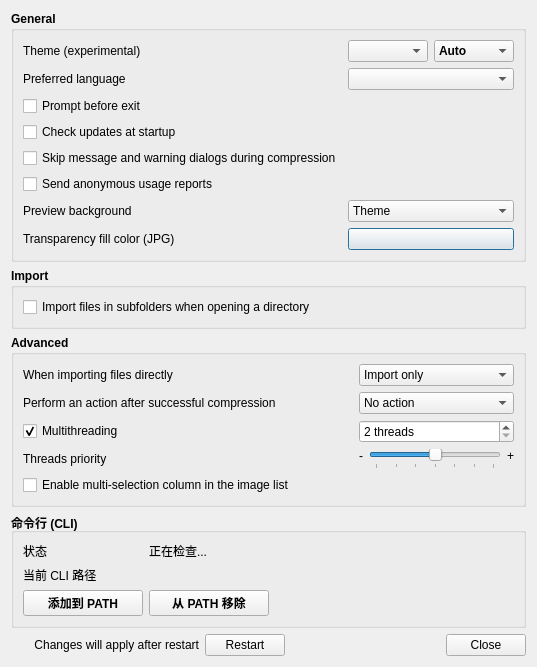
zhai23/caesium-image-compressor, file views/PreferencesDialog.ui: the form before one commit.
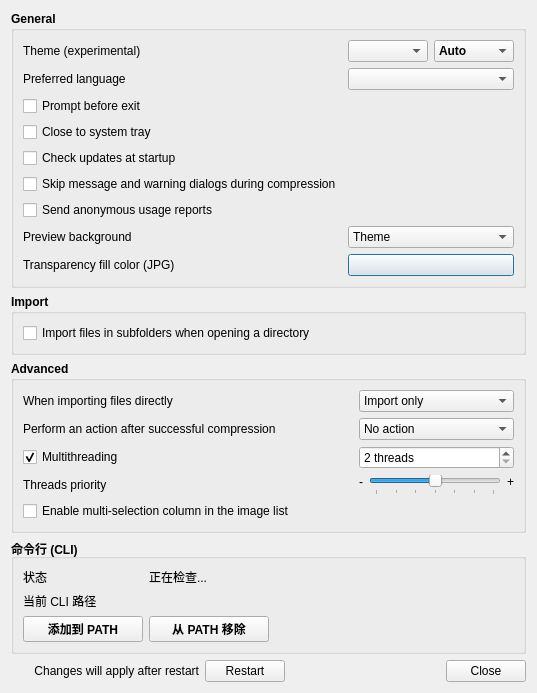
The form after the commit. Icons and pictures are not drawn.

Diff of the .ui file:
```diff
--- a/views/PreferencesDialog.ui
+++ b/views/PreferencesDialog.ui
@@ -40,7 +40,7 @@
       <bool>true</bool>
      </property>
      <layout class="QGridLayout" name="gridLayout_6">
-      <item row="4" column="0" colspan="2">
+      <item row="5" column="0" colspan="2">
        <widget class="QCheckBox" name="skipCompressionDialogs_CheckBox">
         <property name="font">
          <font>
@@ -52,7 +52,7 @@
         </property>
        </widget>
       </item>
-      <item row="7" column="0">
+      <item row="8" column="0">
        <widget class="QLabel" name="previewBackground_Label">
         <property name="font">
          <font>
@@ -64,7 +64,7 @@
         </property>
        </widget>
       </item>
-      <item row="7" column="2" colspan="2">
+      <item row="8" column="2" colspan="2">
        <widget class="QComboBox" name="previewBackground_ComboBox">
         <property name="font">
          <font>
@@ -93,7 +93,7 @@
         </item>
        </widget>
       </item>
-      <item row="8" column="0">
+      <item row="9" column="0">
        <widget class="QLabel" name="transparencyFillColor_Label">
         <property name="font">
          <font>
@@ -108,7 +108,7 @@
         </property>
        </widget>
       </item>
-      <item row="8" column="2" colspan="2">
+      <item row="9" column="2" colspan="2">
        <widget class="QPushButton" name="transparencyFillColor_Button">
         <property name="font">
          <font>
@@ -144,7 +144,7 @@
         </property>
        </widget>
       </item>
-      <item row="5" column="0" colspan="2">
+      <item row="6" column="0" colspan="2">
        <widget class="QCheckBox" name="sendUsageReport_CheckBox">
         <property name="font">
          <font>
@@ -156,7 +156,7 @@
         </property>
        </widget>
       </item>
-      <item row="3" column="0" colspan="2">
+      <item row="4" column="0" colspan="2">
        <widget class="QCheckBox" name="checkUpdatesAtStartup_CheckBox">
         <property name="enabled">
          <bool>true</bool>
@@ -171,7 +171,7 @@
         </property>
        </widget>
       </item>
-      <item row="5" column="2">
+      <item row="6" column="2">
        <widget class="QLabel" name="showUsageData_Label">
         <property name="font">
          <font>
@@ -248,6 +248,13 @@
         </property>
        </widget>
       </item>
+      <item row="3" column="0" colspan="4">
+       <widget class="QCheckBox" name="closeToTray_CheckBox">
+        <property name="font"><font><bold>false</bold></font></property>
+        <property name="text"><string>Close to system tray</string></property>
+        <property name="toolTip"><string>Keep running in the system tray when closing the window. Use Exit in the tray menu to quit.</string></property>
+       </widget>
+      </item>
      </layout>
     </widget>
    </item>
```
